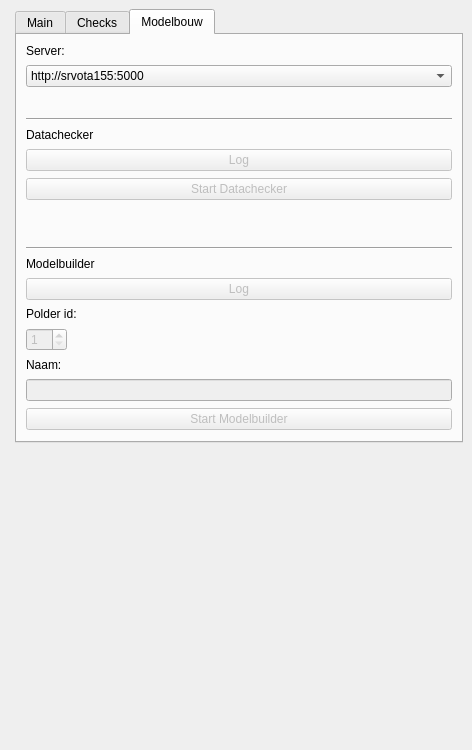
Before: the Qt Designer form hhnk_threedi_plugin/hhnk_toolbox_dockwidget_base.ui in threedi/hhnk-threedi-plugin, drawn with Qt 5.
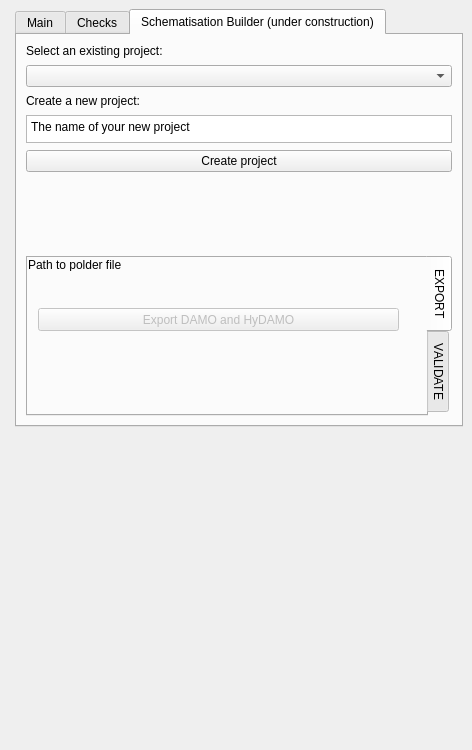
After: the same form once the commit is applied. The open tabs and pages were chosen to show the change. Custom widgets are drawn as their Qt base class.

```diff
--- a/hhnk_threedi_plugin/hhnk_toolbox_dockwidget_base.ui
+++ b/hhnk_threedi_plugin/hhnk_toolbox_dockwidget_base.ui
@@ -18,7 +18,7 @@
   </property>
   <property name="minimumSize">
    <size>
-    <width>348</width>
+    <width>459</width>
     <height>750</height>
    </size>
   </property>
@@ -438,153 +438,57 @@
         <bool>true</bool>
        </property>
        <attribute name="title">
-        <string>Modelbouw</string>
+        <string>Schematisation Builder (under construction)</string>
        </attribute>
-       <layout class="QVBoxLayout" name="verticalLayout_4" stretch="0,0,0,0,0,0,0,0,0,0,0,0,0,0,0,0,0,0,0">
+       <layout class="QVBoxLayout" name="verticalLayout_4" stretch="0,0,0,0,0,0,0">
         <property name="spacing">
          <number>7</number>
         </property>
         <item>
-         <widget class="QLabel" name="select_server_label">
-          <property name="sizePolicy">
-           <sizepolicy hsizetype="MinimumExpanding" vsizetype="Fixed">
-            <horstretch>0</horstretch>
-            <verstretch>0</verstretch>
-           </sizepolicy>
-          </property>
+         <widget class="QLabel" name="SelectProjectLabel">
           <property name="text">
-           <string>Server:</string>
+           <string>Select an existing project:</string>
           </property>
-          <property name="textFormat">
-           <enum>Qt::PlainText</enum>
-          </property>
          </widget>
         </item>
         <item>
-         <widget class="QComboBox" name="select_server_box">
-          <property name="sizePolicy">
-           <sizepolicy hsizetype="MinimumExpanding" vsizetype="Fixed">
-            <horstretch>0</horstretch>
-            <verstretch>0</verstretch>
-           </sizepolicy>
+         <widget class="QComboBox" name="SelectProjectQComboBox"/>
+        </item>
+        <item>
+         <widget class="QLabel" name="CreateProjectLabel">
+          <property name="text">
+           <string>Create a new project:</string>
           </property>
-          <property name="editable">
-           <bool>false</bool>
-          </property>
-          <property name="currentText">
-           <string>http://srvota155:5000</string>
-          </property>
-          <item>
-           <property name="text">
-            <string>http://srvota155:5000</string>
-           </property>
-          </item>
-          <item>
-           <property name="text">
-            <string>http://127.0.0.1:5000</string>
-           </property>
-          </item>
          </widget>
         </item>
         <item>
-         <widget class="QgsFileWidget" name="input_dir_select">
-          <property name="enabled">
-           <bool>false</bool>
-          </property>
+         <widget class="QPlainTextEdit" name="CreateProjectTextEdit">
           <property name="sizePolicy">
-           <sizepolicy hsizetype="MinimumExpanding" vsizetype="Preferred">
+           <sizepolicy hsizetype="Expanding" vsizetype="Maximum">
             <horstretch>0</horstretch>
             <verstretch>0</verstretch>
            </sizepolicy>
           </property>
-          <property name="fileWidgetButtonVisible">
-           <bool>true</bool>
-          </property>
-         </widget>
-        </item>
-        <item>
-         <widget class="QgsFileWidget" name="output_dir_select">
-          <property name="enabled">
-           <bool>false</bool>
-          </property>
-          <property name="fileWidgetButtonVisible">
-           <bool>true</bool>
-          </property>
-         </widget>
-        </item>
-        <item>
-         <spacer name="verticalSpacer_6">
-          <property name="orientation">
-           <enum>Qt::Vertical</enum>
-          </property>
-          <property name="sizeHint" stdset="0">
+          <property name="maximumSize">
            <size>
-            <width>20</width>
-            <height>10</height>
+            <width>16777215</width>
+            <height>28</height>
            </size>
           </property>
-         </spacer>
-        </item>
-        <item>
-         <widget class="Line" name="line_2">
-          <property name="sizePolicy">
-           <sizepolicy hsizetype="MinimumExpanding" vsizetype="Fixed">
-            <horstretch>0</horstretch>
-            <verstretch>0</verstretch>
-           </sizepolicy>
+          <property name="plainText">
+           <string>The name of your new project</string>
           </property>
-          <property name="orientation">
-           <enum>Qt::Horizontal</enum>
-          </property>
          </widget>
         </item>
         <item>
-         <widget class="QLabel" name="datachecker_label">
-          <property name="sizePolicy">
-           <sizepolicy hsizetype="MinimumExpanding" vsizetype="Fixed">
-            <horstretch>0</horstretch>
-            <verstretch>0</verstretch>
-           </sizepolicy>
-          </property>
+         <widget class="QPushButton" name="CreateProjectPushButton">
           <property name="text">
-           <string>Datachecker</string>
+           <string>Create project</string>
           </property>
          </widget>
         </item>
         <item>
-         <widget class="QPushButton" name="datachecker_log_btn">
-          <property name="enabled">
-           <bool>false</bool>
-          </property>
-          <property name="sizePolicy">
-           <sizepolicy hsizetype="MinimumExpanding" vsizetype="Fixed">
-            <horstretch>0</horstretch>
-            <verstretch>0</verstretch>
-           </sizepolicy>
-          </property>
-          <property name="text">
-           <string>Log</string>
-          </property>
-         </widget>
-        </item>
-        <item>
-         <widget class="QPushButton" name="start_datachecker_btn">
-          <property name="enabled">
-           <bool>false</bool>
-          </property>
-          <property name="sizePolicy">
-           <sizepolicy hsizetype="MinimumExpanding" vsizetype="Fixed">
-            <horstretch>0</horstretch>
-            <verstretch>0</verstretch>
-           </sizepolicy>
-          </property>
-          <property name="text">
-           <string>Start Datachecker</string>
-          </property>
-         </widget>
-        </item>
-        <item>
-         <spacer name="verticalSpacer_7">
+         <spacer name="SchematisationBuilderVerticalSpacer">
           <property name="orientation">
            <enum>Qt::Vertical</enum>
           </property>
@@ -597,140 +501,104 @@
          </spacer>
         </item>
         <item>
-         <widget class="Line" name="line">
-          <property name="sizePolicy">
-           <sizepolicy hsizetype="MinimumExpanding" vsizetype="Fixed">
-            <horstretch>0</horstretch>
-            <verstretch>0</verstretch>
-           </sizepolicy>
+         <widget class="QTabWidget" name="ProjectTabWidget">
+          <property name="tabPosition">
+           <enum>QTabWidget::East</enum>
           </property>
-          <property name="orientation">
-           <enum>Qt::Horizontal</enum>
-          </property>
-         </widget>
-        </item>
-        <item>
-         <widget class="QLabel" name="modelbuilder_label">
-          <property name="sizePolicy">
-           <sizepolicy hsizetype="MinimumExpanding" vsizetype="Fixed">
-            <horstretch>0</horstretch>
-            <verstretch>0</verstretch>
-           </sizepolicy>
-          </property>
-          <property name="text">
-           <string>Modelbuilder</string>
-          </property>
-         </widget>
-        </item>
-        <item>
-         <widget class="QPushButton" name="modelbuilder_log_btn">
-          <property name="enabled">
-           <bool>false</bool>
-          </property>
-          <property name="sizePolicy">
-           <sizepolicy hsizetype="MinimumExpanding" vsizetype="Fixed">
-            <horstretch>0</horstretch>
-            <verstretch>0</verstretch>
-           </sizepolicy>
-          </property>
-          <property name="text">
-           <string>Log</string>
-          </property>
-         </widget>
-        </item>
-        <item>
-         <widget class="QLabel" name="polder_id_label">
-          <property name="sizePolicy">
-           <sizepolicy hsizetype="MinimumExpanding" vsizetype="Fixed">
-            <horstretch>0</horstretch>
-            <verstretch>0</verstretch>
-           </sizepolicy>
-          </property>
-          <property name="text">
-           <string>Polder id:</string>
-          </property>
-         </widget>
-        </item>
-        <item>
-         <widget class="QSpinBox" name="polder_id_box">
-          <property name="enabled">
-           <bool>false</bool>
-          </property>
-          <property name="sizePolicy">
-           <sizepolicy hsizetype="Fixed" vsizetype="Fixed">
-            <horstretch>0</horstretch>
-            <verstretch>0</verstretch>
-           </sizepolicy>
-          </property>
-          <property name="minimum">
+          <property name="currentIndex">
            <number>1</number>
           </property>
-          <property name="maximum">
-           <number>57</number>
-          </property>
+          <widget class="QWidget" name="tab_status_0">
+           <attribute name="title">
+            <string>EXPORT</string>
+           </attribute>
+           <widget class="QgsFileWidget" name="SelectPolderFileWidget">
+            <property name="geometry">
+             <rect>
+              <x>0</x>
+              <y>20</y>
+              <width>371</width>
+              <height>20</height>
+             </rect>
+            </property>
+            <property name="toolTip">
+             <string extracomment="Padverwijzing naar GIS-bestand met geometrie van polder. Geeft de afkadering voor de export uit DAMO."/>
+            </property>
+            <property name="dialogTitle">
+             <string/>
+            </property>
+           </widget>
+           <widget class="QPushButton" name="ExportDAMOandHyDAMOPushButton">
+            <property name="enabled">
+             <bool>false</bool>
+            </property>
+            <property name="geometry">
+             <rect>
+              <x>10</x>
+              <y>50</y>
+              <width>361</width>
+              <height>23</height>
+             </rect>
+            </property>
+            <property name="sizePolicy">
+             <sizepolicy hsizetype="MinimumExpanding" vsizetype="Fixed">
+              <horstretch>0</horstretch>
+              <verstretch>0</verstretch>
+             </sizepolicy>
+            </property>
+            <property name="text">
+             <string>Export DAMO and HyDAMO</string>
+            </property>
+           </widget>
+           <widget class="QLabel" name="SelectPolderLabel">
+            <property name="geometry">
+             <rect>
+              <x>0</x>
+              <y>0</y>
+              <width>424</width>
+              <height>13</height>
+             </rect>
+            </property>
+            <property name="sizePolicy">
+             <sizepolicy hsizetype="MinimumExpanding" vsizetype="Fixed">
+              <horstretch>0</horstretch>
+              <verstretch>0</verstretch>
+             </sizepolicy>
+            </property>
+            <property name="text">
+             <string>Path to polder file</string>
+            </property>
+           </widget>
+          </widget>
+          <widget class="QWidget" name="tab_status_1">
+           <attribute name="title">
+            <string>VALIDATE</string>
+           </attribute>
+           <widget class="QPushButton" name="ValidatePushButton">
+            <property name="enabled">
+             <bool>false</bool>
+            </property>
+            <property name="geometry">
+             <rect>
+              <x>10</x>
+              <y>50</y>
+              <width>361</width>
+              <height>23</height>
+             </rect>
+            </property>
+            <property name="sizePolicy">
+             <sizepolicy hsizetype="MinimumExpanding" vsizetype="Fixed">
+              <horstretch>0</horstretch>
+              <verstretch>0</verstretch>
+             </sizepolicy>
+            </property>
+            <property name="text">
+             <string>Validate</string>
+            </property>
+           </widget>
+          </widget>
          </widget>
         </item>
-        <item>
-         <widget class="QLabel" name="naam_label">
-          <property name="sizePolicy">
-           <sizepolicy hsizetype="MinimumExpanding" vsizetype="Fixed">
-            <horstretch>0</horstretch>
-            <verstretch>0</verstretch>
-           </sizepolicy>
-          </property>
-          <property name="text">
-           <string>Naam:</string>
-          </property>
-         </widget>
-        </item>
-        <item>
-         <widget class="QLineEdit" name="poldernaam_textbox">
-          <property name="enabled">
-           <bool>false</bool>
-          </property>
-          <property name="sizePolicy">
-           <sizepolicy hsizetype="MinimumExpanding" vsizetype="Fixed">
-            <horstretch>0</horstretch>
-            <verstretch>0</verstretch>
-           </sizepolicy>
-          </property>
-          <property name="toolTip">
-           <string>lizard_api_key</string>
-          </property>
-          <property name="text">
-           <string/>
-          </property>
-         </widget>
-        </item>
-        <item>
-         <widget class="QPushButton" name="start_modelbuilder_btn">
-          <property name="enabled">
-           <bool>false</bool>
-          </property>
-          <property name="sizePolicy">
-           <sizepolicy hsizetype="MinimumExpanding" vsizetype="Fixed">
-            <horstretch>0</horstretch>
-            <verstretch>0</verstretch>
-           </sizepolicy>
-          </property>
-          <property name="text">
-           <string>Start Modelbuilder</string>
-          </property>
-         </widget>
-        </item>
-        <item>
-         <spacer name="verticalSpacer_8">
-          <property name="orientation">
-           <enum>Qt::Vertical</enum>
-          </property>
-          <property name="sizeHint" stdset="0">
-           <size>
-            <width>20</width>
-            <height>0</height>
-           </size>
-          </property>
-         </spacer>
-        </item>
        </layout>
       </widget>
      </widget>
```
Left out of the diff: 6 changed lines with no effect on the pictures.
